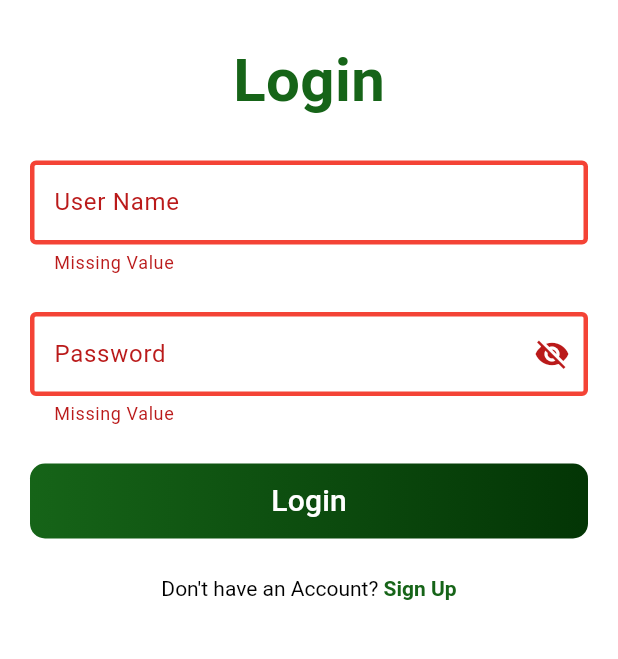
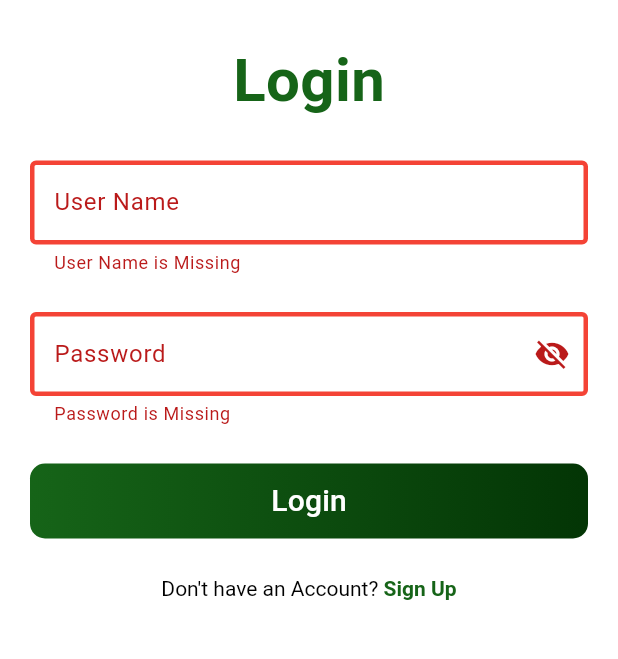
Before and after one commit to rashmirekha99/my_demo_app, a Flutter app: the screen it shows after launch, after a tap on "Login", on a phone screen of 412 x 824 dp, the part 459-1118 px from its top. Run offline on Flutter 3.47's test engine with Material 3 defaults, Android fonts, the phone set to English and light mode, and no system bars; our stand-ins replace animated_splash_screen, email_validator, lottie; missing offline and left inert: phone_form_field; network calls fail.

Commit message:
proper validation messages

```diff
--- a/lib/constants/app_texts.dart
+++ b/lib/constants/app_texts.dart
@@ -11,5 +11,5 @@ class AppTexts {
       'You must agree to the terms and conditions to proceed.';
 
   static const String passwordHelperText =
-      'Password Must:\n● Have minimum 8-30 Characters\n● Have both lower and uppercase letters\n● Have at least 1 number\n● Have at least 1 special character [-!@#\$%^&*+]';
+      'Password Must:\n● Have minimum 8-30 Characters\n● Have both lower and uppercase letters\n● Have at least 1 number\n● Have at least 1 special character';
 }
--- a/lib/utils/validator.dart
+++ b/lib/utils/validator.dart
@@ -15,9 +15,9 @@ class Validator {
     return null;
   }
 
-  static String? emptyValidation(String? value) {
+  static String? emptyValidation(String? value, {required String fieldName}) {
     if (value == null || value.isEmpty) {
-      return 'Missing Value';
+      return '$fieldName is Missing';
     }
     return null;
   }
@@ -26,7 +26,7 @@ class Validator {
     if (email == null || email.isEmpty) {
       return 'Email is Missing';
     }
-    final bool isValid = EmailValidator.validate(email);
+    final bool isValid = EmailValidator.validate(email.trim());
     if (!isValid) {
       return 'Invalid Email';
     }
@@ -35,9 +35,9 @@ class Validator {
 
   static String? confirmPassword(String? password, String? confirmPasswrd) {
     if (confirmPasswrd == null || confirmPasswrd.isEmpty) {
-      return 'Missing Confirm Password';
+      return 'Confirm Password is Missing';
     } else if (password != confirmPasswrd) {
-      return 'Confirm Password doesn\'t match';
+      return 'Confirm password doesn\'t match';
     }
     return null;
   }
@@ -48,7 +48,7 @@ class Validator {
       PhoneValidator.valid(context, errorText: 'Invalid Mobile No'),
     );
     validators.add(
-      PhoneValidator.required(context, errorText: 'Missing Mobile No'),
+      PhoneValidator.required(context, errorText: 'Mobile No is Missing'),
     );
     return validators.isNotEmpty ? PhoneValidator.compose(validators) : null;
   }
--- a/lib/view/dialogs/exit_app_dialog.dart
+++ b/lib/view/dialogs/exit_app_dialog.dart
@@ -1,11 +1,13 @@
 import 'package:flutter/material.dart';
 import 'package:flutter/services.dart';
+import 'package:my_demo_app/theme/color_palette.dart';
 
-Future<void> dialogBox(BuildContext context)async {
+Future<void> dialogBox(BuildContext context) async {
   return showDialog(
     context: context,
     builder: (BuildContext context) {
       return AlertDialog.adaptive(
+        backgroundColor: ColorPalette.backgroundColor,
         title: Text('Exit from App'),
         content: Text('You want to exit from the App'),
         actions: [
--- a/lib/view/pages/login_screen.dart
+++ b/lib/view/pages/login_screen.dart
@@ -69,14 +69,22 @@ class _LoginScreenState extends State<LoginScreen> {
                   AuthField(
                     hintText: 'User Name',
                     controller: usernameController,
-                    validator: (value) => Validator.emptyValidation(value),
+                    validator:
+                        (value) => Validator.emptyValidation(
+                          value,
+                          fieldName: 'User Name',
+                        ),
                   ),
 
                   AuthField(
                     hintText: 'Password',
                     controller: passwordController,
                     isObscureTExt: true,
-                    validator: (pswrd) => Validator.emptyValidation(pswrd),
+                    validator:
+                        (pswrd) => Validator.emptyValidation(
+                          pswrd,
+                          fieldName: 'Password',
+                        ),
                   ),
 
                   AuthButton(
--- a/lib/view/pages/sign_up_screen.dart
+++ b/lib/view/pages/sign_up_screen.dart
@@ -55,8 +55,7 @@ class _SignUpScreenState extends State<SignUpScreen> {
             child: Padding(
               padding: const EdgeInsets.symmetric(
                 horizontal: AppStyleSizes.screenHorizontalPAdding,
-                vertical: AppStyleSizes.screenVerticallPAdding,
-              ),
+              ).copyWith(bottom: AppStyleSizes.screenVerticallPAdding),
               child: _form,
             ),
           ),
@@ -83,13 +82,13 @@ class _SignUpScreenState extends State<SignUpScreen> {
         AuthField(
           hintText: 'First Name',
           controller: firstNameController,
-          validator: (fname) => Validator.emptyValidation(fname),
+          validator: (fname) => Validator.emptyValidation(fname,fieldName: 'First Name'),
         ),
 
         AuthField(
           hintText: 'Last Name',
           controller: lastNAmeController,
-          validator: (lname) => Validator.emptyValidation(lname),
+          validator: (lname) => Validator.emptyValidation(lname,fieldName:'Last Name' ),
         ),
         RadioButtonSection(),
         PhoneField(),
--- a/lib/view/pages/splash_screen.dart
+++ b/lib/view/pages/splash_screen.dart
@@ -14,7 +14,9 @@ class _SplashScreenState extends State<SplashScreen> {
   @override
   Widget build(BuildContext context) {
     return AnimatedSplashScreen(
-      splash: Center(child: Lottie.asset('assets/animations/new_logo.json')),
+      splash: Center(
+        child: Lottie.asset(repeat: false, 'assets/animations/new_logo.json'),
+      ),
       nextScreen: LoginScreen(),
       splashIconSize: 450,
     );
--- a/lib/view/widgets/auth_field.dart
+++ b/lib/view/widgets/auth_field.dart
@@ -26,7 +26,7 @@ class _AuthFieldState extends State<AuthField> {
   Widget build(BuildContext context) {
     return TextFormField(
       controller: widget.controller,
-      obscureText: !isVisible,
+      obscureText: widget.isObscureTExt ? !isVisible : false,
       decoration: AppStyles.textFormFieldStyle.copyWith(
         hintText: 'Enter your ${widget.hintText}',
         labelText: widget.hintText,
--- a/lib/view/widgets/drop_down.dart
+++ b/lib/view/widgets/drop_down.dart
@@ -78,7 +78,7 @@ class _CountryDropDownState extends State<CountryDropDown> {
         dropdownColor: ColorPalette.backgroundColor,
         decoration: AppStyles.textFormFieldStyle,
         hint: Text(AppTexts.selectCountry),
-        validator: (value) => Validator.emptyValidation(value),
+        validator: (value) => Validator.emptyValidation(value,fieldName: 'Country'),
         onChanged: onChanged,
         items: items,
       ),
```
